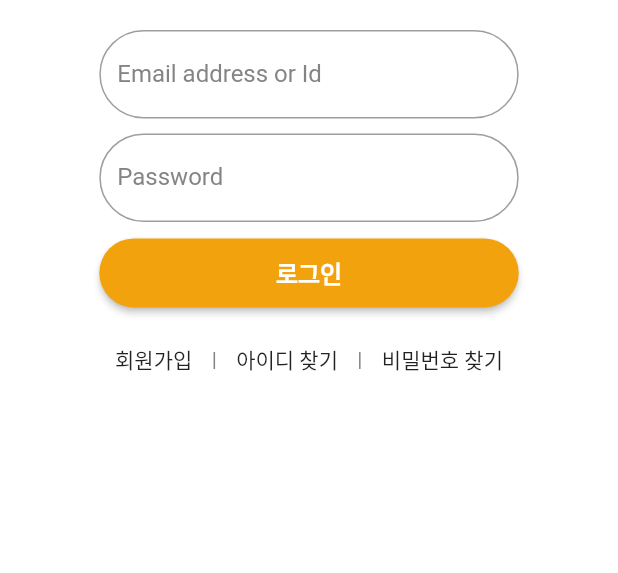
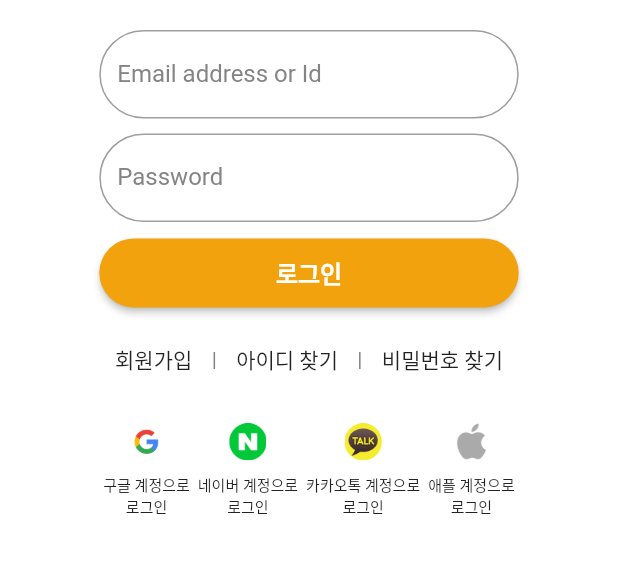
Before and after one commit to lRuRl/idea-concert, a Flutter app: the screen it shows after launch, on a phone screen of 412 x 824 dp, the part 562-1135 px from its top. Run offline on Flutter 3.47's test engine with Material 2 defaults, Android fonts, the phone set to English and light mode, and no system bars; our stand-ins replace flutter_feather_icons, flutter_form_builder, google_fonts, image_picker; missing offline and left inert: flutter_pdfview.

Commit message:
sns login icon

```diff
--- a/iruri/lib/pages/signup/login.dart
+++ b/iruri/lib/pages/signup/login.dart
@@ -28,6 +28,7 @@ class _LoginPageState extends State<LoginPage> {
           child: SingleChildScrollView(
             controller: scrollController,
             child: Column(
+
               children: <Widget>[
                 SizedBox(
                   height: MediaQuery.of(context).size.height * 0.2,
@@ -36,7 +37,8 @@ class _LoginPageState extends State<LoginPage> {
                 appName(context),
                 getUserInfo(context),
                 loginButton(context),
-                findInfo(context)
+                findInfo(context),
+                selectLogin(context)
               ],
             ),
           ),
--- a/iruri/lib/pages/signup/login_utils.dart
+++ b/iruri/lib/pages/signup/login_utils.dart
@@ -125,3 +125,41 @@ Widget findInfo(BuildContext context) {
             )
           ]));
 }
+
+Widget selectLogin(BuildContext context) {
+  return Container(
+      width: MediaQuery.of(context).size.width * 0.8,
+      padding: EdgeInsets.symmetric(horizontal: 25, vertical: 10),
+      child: Row(
+          mainAxisAlignment: MainAxisAlignment.spaceAround,
+          children: <Widget>[
+            snsIcon(context, "구글"),
+            snsIcon(context, "네이버"),
+            snsIcon(context, "카카오톡"),
+            snsIcon(context, "애플"),
+          ]));
+}
+
+Widget snsIcon(BuildContext context, String type) {
+  return Column(
+    children: [
+      InkWell(
+          onTap: () {
+
+          },
+          child: Container(
+              child: ClipRRect(
+            child: Image.asset(
+              'assets/${type}.png',
+              width: MediaQuery.of(context).size.width * 0.06,
+              height: MediaQuery.of(context).size.height * 0.05,
+            ),
+          ))),
+      Text(
+        "${type} 계정으로\n로그인",
+        style: TextStyle(fontSize: 10),
+        textAlign: TextAlign.center,
+      )
+    ],
+  );
+}
```
Also changed, not shown: iruri/pubspec.yaml (+9 -1 lines), iruri/assets/구글.png (added), iruri/assets/네이버.png (added), iruri/assets/애플.png (added), iruri/assets/카카오톡.png (added), iruri/pubspec.lock, 1 other file.
